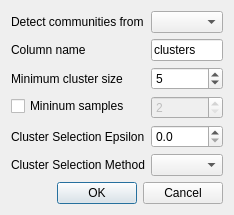
metgem/metgem, file metgem/ui/clusterize_dialog.ui: the form before one commit.
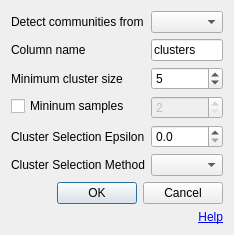
The form after the commit.

Commit message: Add help on options widget

The edit to the form file:
```diff
--- a/metgem/ui/clusterize_dialog.ui
+++ b/metgem/ui/clusterize_dialog.ui
@@ -10,7 +10,7 @@
     <x>0</x>
     <y>0</y>
     <width>230</width>
-    <height>197</height>
+    <height>210</height>
    </rect>
   </property>
   <property name="windowTitle">
@@ -137,6 +137,16 @@
    <item row="0" column="1">
     <widget class="QComboBox" name="cbView"/>
    </item>
+   <item row="7" column="0" colspan="2">
+    <widget class="QLabel" name="label_6">
+     <property name="text">
+      <string>&lt;a href=&quot;https://scikit-learn.org/stable/modules/generated/sklearn.cluster.HDBSCAN.html&quot;&gt;Help&lt;/a&gt;</string>
+     </property>
+     <property name="alignment">
+      <set>Qt::AlignRight|Qt::AlignTrailing|Qt::AlignVCenter</set>
+     </property>
+    </widget>
+   </item>
   </layout>
  </widget>
  <resources/>
```
The commit also changes 1 other file.
